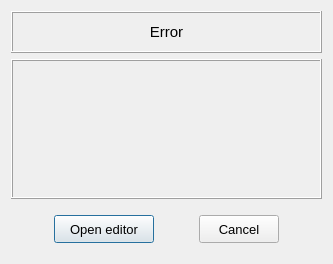
The window that pulse/interface/data/ui_files/messages/psd_or_damper_deletion_error_window.ui (open-pulse/OpenPulse) describes before a commit, drawn with Qt 5.
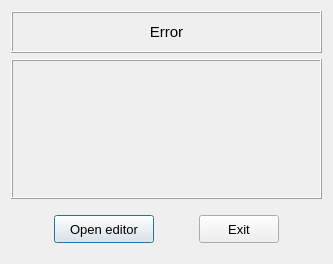
The same window after the commit.

Commit message: Replace the button text "Cancel" by "Exit"

Diff of the .ui file:
```diff
--- a/pulse/interface/data/ui_files/messages/psd_or_damper_deletion_error_window.ui
+++ b/pulse/interface/data/ui_files/messages/psd_or_damper_deletion_error_window.ui
@@ -279,7 +279,7 @@
          <string notr="true"/>
         </property>
         <property name="text">
-         <string>Cancel</string>
+         <string>Exit</string>
         </property>
         <property name="default">
          <bool>false</bool>
```
Left out of the diff: 2 changed lines with no effect on the pictures. The commit also changes 75 other files.
